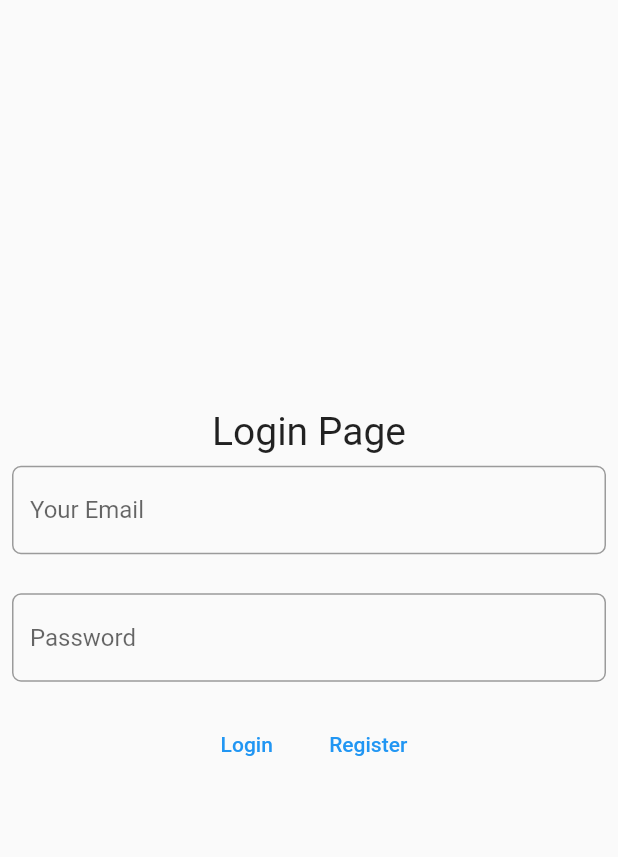
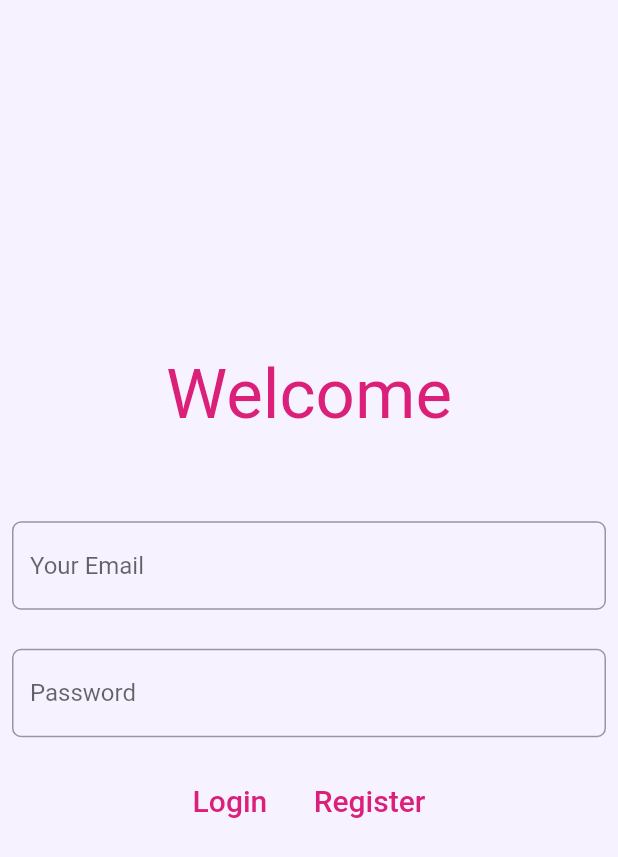
Before and after one commit to NaimurNoyon0409/Shopping_App_Project, a Flutter app: the screen it shows after launch, on a phone screen of 412 x 824 dp. Shown: the top 857 px of the screen. Run offline on Flutter 3.47's test engine with Material 2 defaults, Android fonts, the phone set to English and light mode, and no system bars; our stand-ins replace google_fonts, image_picker, shared_preferences, sqflite; missing offline and left inert: dart:ffi; accounts and stored records are empty; Roboto replaces fonts that are missing (Acme).

Commit message:
Design UI of LogIn page and Product list page

```diff
--- a/lib/main.dart
+++ b/lib/main.dart
@@ -25,6 +25,7 @@ class MyApp extends StatelessWidget {
   @override
   Widget build(BuildContext context) {
     return MaterialApp(
+      debugShowCheckedModeBanner: false,
       title: 'Flutter Demo',
       theme: ThemeData(
         // This is the theme of your application.
--- a/lib/pages/login_page.dart
+++ b/lib/pages/login_page.dart
@@ -1,11 +1,7 @@
 import 'package:flutter/material.dart';
-import 'package:shopping_project/pages/product_list_page.dart';
-
-import '../models/user_model.dart';
-import '../providers/user_provider.dart';
+import 'package:google_fonts/google_fonts.dart';
 import '../utils/helper_function.dart';
 import 'launcher_page.dart';
-import 'package:provider/provider.dart';
 
 class LoginPage extends StatefulWidget {
   static const String routeName = '/login';
@@ -24,14 +20,16 @@ class _LoginPageState extends State<LoginPage> {
   @override
   Widget build(BuildContext context) {
     return Scaffold(
+      backgroundColor: const Color(0xFFf7f2ff),
       body: Center(
         child: Column(
           mainAxisSize: MainAxisSize.min,
           children: [
-            Text(
-              'Login Page',
-              style: TextStyle(fontSize: 26),
+             Text(
+              'Welcome',
+              style: GoogleFonts.acme(color: const Color(0xFFda2079),fontSize: 46),
             ),
+            const SizedBox(height: 50,),
             Form(
                 key: _formKey,
                 child: Column(
@@ -46,7 +44,7 @@ class _LoginPageState extends State<LoginPage> {
                             border: OutlineInputBorder(
                                 borderRadius: BorderRadius.circular(6),
                                 borderSide:
-                                BorderSide(color: Colors.blue, width: 1))),
+                                BorderSide(color: Color(0xFFda2079), width: 1))),
                         validator: (value) {
                           if (value == null || value.isEmpty) {
                             return 'Email is required';
@@ -68,7 +66,7 @@ class _LoginPageState extends State<LoginPage> {
                             border: OutlineInputBorder(
                                 borderRadius: BorderRadius.circular(6),
                                 borderSide:
-                                BorderSide(color: Colors.blue, width: 1))),
+                                BorderSide(color: Color(0xFFda2079), width: 1))),
                         validator: (value) {
                           if (value == null || value.isEmpty) {
                             return 'Password is required';
@@ -92,9 +90,9 @@ class _LoginPageState extends State<LoginPage> {
                               });
                             }
                           },
-                          child: Text('Login'),
+                          child: Text('Login',style: GoogleFonts.acme(color: const Color(0xFFda2079),fontSize: 20),),
                         ),
-                        SizedBox(
+                        const SizedBox(
                           width: 15,
                         ),
                         TextButton(
@@ -106,11 +104,11 @@ class _LoginPageState extends State<LoginPage> {
                               });
                             }
                           },
-                          child: Text('Register'),
+                          child: Text('Register',style: GoogleFonts.acme(color: const Color(0xFFda2079),fontSize: 20),),
                         ),
                       ],
                     ),
-                    SizedBox(
+                    const SizedBox(
                       height: 10,
                     ),
                     Text(
--- a/pubspec.yaml
+++ b/pubspec.yaml
@@ -39,6 +39,7 @@ dependencies:
   image_picker:
   sqflite:
   shared_preferences:
+  google_fonts:
 
 dev_dependencies:
   flutter_test:
```
Also changed, not shown: lib/pages/product_details_page.dart (+9 -14 lines), lib/pages/product_list_page.dart (+51 -7 lines), pubspec.lock.
